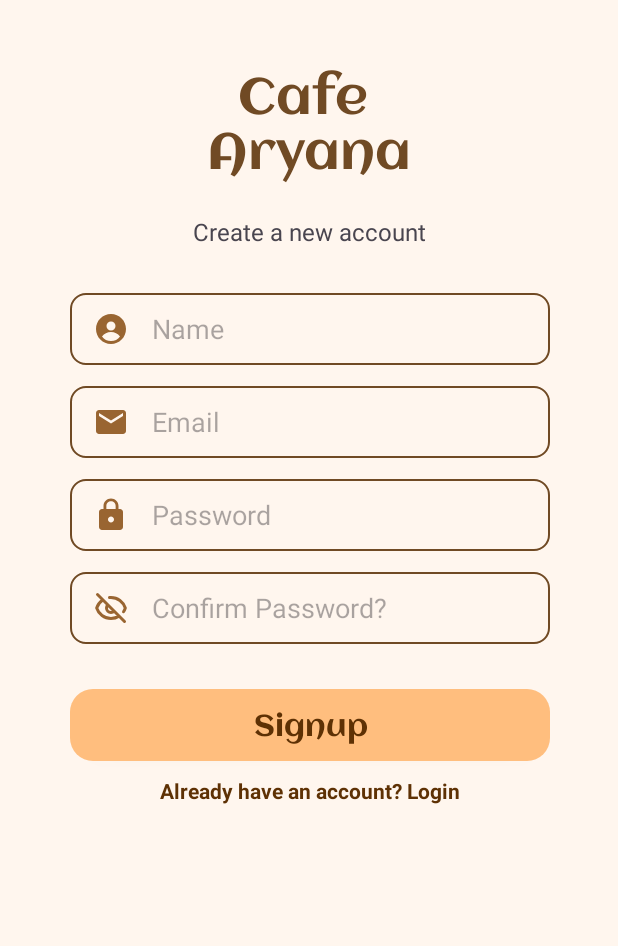
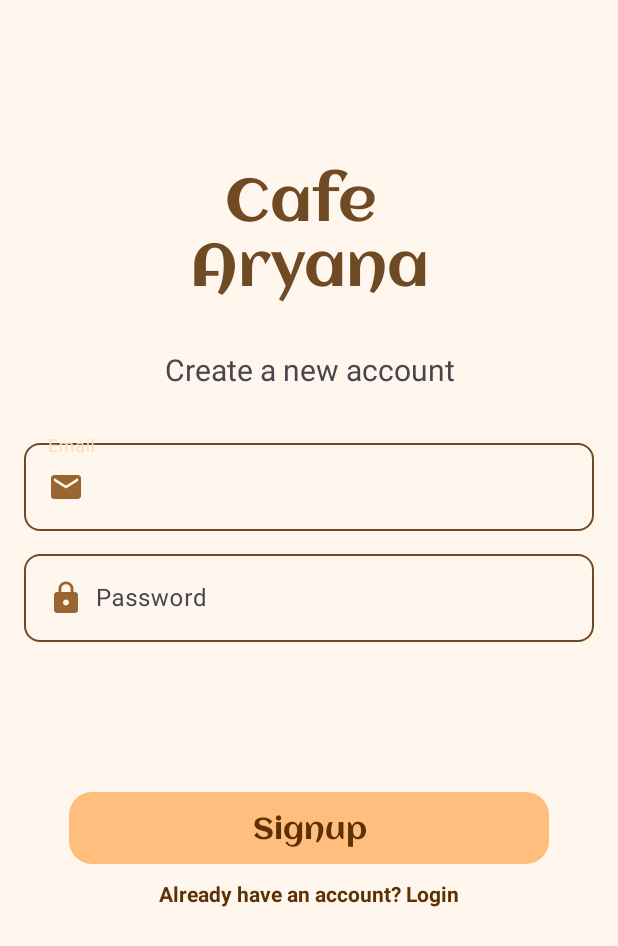
Before and after one commit to Raktinder-Singh/Aryana-Bakery, an Android app: the Signup screen opened directly, with no data from a screen before it, on a phone screen of 412 x 824 dp. Shown: the top 946 px of the screen. Run offline under Robolectric (Android 15) with nearby library versions, the phone set to English and light mode, and no system bars.

```diff
--- a/app/src/main/AndroidManifest.xml
+++ b/app/src/main/AndroidManifest.xml
@@ -1,6 +1,8 @@
 <?xml version="1.0" encoding="utf-8"?>
 <manifest xmlns:android="http://schemas.android.com/apk/res/android"
     xmlns:tools="http://schemas.android.com/tools">
+
+    <uses-permission android:name="android.permission.INTERNET"/>
 
     <application
         android:allowBackup="true"
--- a/app/src/main/res/layout-mdpi/activity_signup.xml
+++ b/app/src/main/res/layout-mdpi/activity_signup.xml
@@ -11,12 +11,12 @@
         android:id="@+id/textView8"
         android:layout_width="wrap_content"
         android:layout_height="wrap_content"
-        android:layout_marginTop="40dp"
+        android:layout_marginTop="105dp"
         android:fontFamily="@font/ac_lo_nica_regular"
-        android:text="@string/cafe_n_aryana"
+        android:text="Cafe \nAryana"
         android:textAlignment="center"
         android:textColor="@color/text"
-        android:textSize="34sp"
+        android:textSize="40sp"
         app:layout_constraintEnd_toEndOf="parent"
         app:layout_constraintStart_toStartOf="parent"
         app:layout_constraintTop_toTopOf="parent" />
@@ -25,98 +25,88 @@
         android:id="@+id/textView9"
         android:layout_width="wrap_content"
         android:layout_height="wrap_content"
-        android:layout_marginTop="20dp"
-        android:text="@string/heading_sign"
-        android:textSize="16sp"
+        android:layout_marginTop="30dp"
+        android:text="Create a new account"
+        android:textSize="20sp"
         app:layout_constraintEnd_toEndOf="@+id/textView8"
         app:layout_constraintStart_toStartOf="@+id/textView8"
         app:layout_constraintTop_toBottomOf="@+id/textView8" />
 
-    <EditText
-        android:id="@+id/editTextText"
-        android:layout_width="320dp"
-        android:layout_height="48dp"
-        android:layout_marginTop="30dp"
-        android:background="@drawable/customedittext"
-        android:drawableLeft="@drawable/user"
-        android:drawablePadding="15dp"
-        android:ems="10"
-        android:hint="@string/name"
-        android:inputType="text"
-        android:paddingLeft="15dp"
-        app:layout_constraintEnd_toEndOf="@+id/textView9"
-        app:layout_constraintStart_toStartOf="@+id/textView9"
-        app:layout_constraintTop_toBottomOf="@+id/textView9" />
+    <LinearLayout
+        android:id="@+id/linearLayout"
+        android:layout_width="match_parent"
+        android:layout_height="wrap_content"
+        android:layout_marginTop="20dp"
+        android:orientation="vertical"
+        app:layout_constraintEnd_toEndOf="parent"
+        app:layout_constraintHorizontal_bias="0.0"
+        app:layout_constraintStart_toStartOf="parent"
+        app:layout_constraintTop_toBottomOf="@+id/textView9">
 
-    <EditText
-        android:id="@+id/editTextTextEmailAddress2"
-        android:layout_width="320dp"
-        android:layout_height="48dp"
-        android:layout_marginTop="14dp"
-        android:background="@drawable/customedittext"
-        android:drawableLeft="@drawable/baseline_email_24"
-        android:drawablePadding="15dp"
-        android:ems="10"
-        android:hint="@string/email"
-        android:inputType="textEmailAddress"
-        android:paddingLeft="15dp"
-        app:layout_constraintEnd_toEndOf="@+id/editTextText"
-        app:layout_constraintStart_toStartOf="@+id/editTextText"
-        app:layout_constraintTop_toBottomOf="@+id/editTextText" />
+        <com.google.android.material.textfield.TextInputLayout
+            android:layout_width="match_parent"
+            android:layout_height="wrap_content"
+            android:layout_marginHorizontal="16dp"
+            android:layout_marginTop="10dp"
+            android:hint="@string/email">
 
-    <EditText
-        android:id="@+id/editTextTextPassword2"
-        android:layout_width="320dp"
-        android:layout_height="48dp"
-        android:layout_marginTop="14dp"
-        android:background="@drawable/customedittext"
-        android:drawableLeft="@drawable/baseline_lock_24"
-        android:drawablePadding="15dp"
-        android:ems="10"
-        android:hint="@string/password"
-        android:inputType="textPassword"
-        android:paddingLeft="15dp"
-        app:layout_constraintEnd_toEndOf="@+id/editTextTextEmailAddress2"
-        app:layout_constraintStart_toStartOf="@+id/editTextTextEmailAddress2"
-        app:layout_constraintTop_toBottomOf="@+id/editTextTextEmailAddress2" />
+            <com.google.android.material.textfield.TextInputEditText
+                android:id="@+id/userEmail"
+                android:layout_width="match_parent"
+                android:layout_height="wrap_content"
+                android:background="@drawable/customedittext"
+                android:drawableLeft="@drawable/baseline_email_24"
+                android:drawablePadding="8dp"
+                android:inputType="text"
+                android:maxLength="40"
+                android:singleLine="true" />
 
-    <EditText
-        android:id="@+id/editTextTextPassword3"
-        android:layout_width="320dp"
-        android:layout_height="48dp"
-        android:layout_marginTop="14dp"
-        android:background="@drawable/customedittext"
-        android:drawableLeft="@drawable/confirm"
-        android:drawablePadding="15dp"
-        android:ems="10"
-        android:hint="@string/confirm"
-        android:inputType="textPassword"
-        android:paddingLeft="15dp"
-        app:layout_constraintEnd_toEndOf="@+id/editTextTextPassword2"
-        app:layout_constraintStart_toStartOf="@+id/editTextTextPassword2"
-        app:layout_constraintTop_toBottomOf="@+id/editTextTextPassword2" />
+        </com.google.android.material.textfield.TextInputLayout>
+
+        <com.google.android.material.textfield.TextInputLayout
+            android:layout_width="match_parent"
+            android:layout_height="wrap_content"
+            android:layout_marginHorizontal="16dp"
+            android:layout_marginTop="10dp"
+            android:hint="@string/password"
+            app:boxStrokeColor="@color/white">
+
+            <com.google.android.material.textfield.TextInputEditText
+                android:id="@+id/Password"
+                android:layout_width="match_parent"
+                android:layout_height="wrap_content"
+                android:background="@drawable/customedittext"
+                android:drawableLeft="@drawable/baseline_lock_24"
+                android:drawablePadding="8dp"
+                android:inputType="textPassword"
+                android:maxLength="40"
+                android:singleLine="true" />
+
+        </com.google.android.material.textfield.TextInputLayout>
+
+    </LinearLayout>
 
     <androidx.appcompat.widget.AppCompatButton
         android:id="@+id/signup"
         android:layout_width="320dp"
         android:layout_height="wrap_content"
-        android:layout_marginTop="30dp"
+        android:layout_marginTop="100dp"
         android:background="@drawable/custombutton"
         android:fontFamily="@font/ac_lo_nica_regular"
-        android:text="@string/signup"
+        android:text="Signup"
         android:textAllCaps="false"
         android:textColor="@color/buttontext"
         android:textSize="20sp"
-        app:layout_constraintEnd_toEndOf="@+id/editTextTextPassword3"
-        app:layout_constraintStart_toStartOf="@+id/editTextTextPassword3"
-        app:layout_constraintTop_toBottomOf="@+id/editTextTextPassword3" />
+        app:layout_constraintEnd_toEndOf="parent"
+        app:layout_constraintStart_toStartOf="parent"
+        app:layout_constraintTop_toBottomOf="@+id/linearLayout" />
 
     <TextView
         android:id="@+id/haveaccount"
         android:layout_width="wrap_content"
         android:layout_height="wrap_content"
         android:layout_marginTop="10dp"
-        android:text="@string/have_account"
+        android:text="Already have an account? Login"
         android:textColor="@color/buttontext"
         android:textStyle="bold"
         app:layout_constraintEnd_toEndOf="@+id/signup"
--- a/app/src/main/res/layout/activity_signup.xml
+++ b/app/src/main/res/layout/activity_signup.xml
@@ -32,84 +32,74 @@
         app:layout_constraintStart_toStartOf="@+id/textView8"
         app:layout_constraintTop_toBottomOf="@+id/textView8" />
 
-    <EditText
-        android:id="@+id/userName"
-        android:layout_width="350dp"
-        android:layout_height="50dp"
-        android:layout_marginTop="50dp"
-        android:background="@drawable/customedittext"
-        android:drawableLeft="@drawable/user"
-        android:drawablePadding="15dp"
-        android:ems="10"
-        android:hint="Name"
-        android:inputType="text"
-        android:paddingLeft="15dp"
-        app:layout_constraintEnd_toEndOf="@+id/textView9"
-        app:layout_constraintStart_toStartOf="@+id/textView9"
-        app:layout_constraintTop_toBottomOf="@+id/textView9" />
+    <LinearLayout
+        android:id="@+id/linearLayout"
+        android:layout_width="match_parent"
+        android:layout_height="wrap_content"
+        android:layout_marginTop="20dp"
+        android:orientation="vertical"
+        app:layout_constraintEnd_toEndOf="parent"
+        app:layout_constraintHorizontal_bias="0.0"
+        app:layout_constraintStart_toStartOf="parent"
+        app:layout_constraintTop_toBottomOf="@+id/textView9">
 
-    <EditText
+        <com.google.android.material.textfield.TextInputLayout
+            android:layout_width="match_parent"
+            android:layout_height="wrap_content"
+            android:layout_marginHorizontal="16dp"
+            android:layout_marginTop="10dp"
+            android:hint="@string/email">
+
+            <com.google.android.material.textfield.TextInputEditText
                 android:id="@+id/userEmail"
-        android:layout_width="350dp"
-        android:layout_height="50dp"
-        android:layout_marginTop="14dp"
+                android:layout_width="match_parent"
+                android:layout_height="wrap_content"
                 android:background="@drawable/customedittext"
                 android:drawableLeft="@drawable/baseline_email_24"
-        android:drawablePadding="15dp"
-        android:ems="10"
-        android:hint="Email"
-        android:inputType="textEmailAddress"
-        android:paddingLeft="15dp"
-        app:layout_constraintEnd_toEndOf="@+id/userName"
-        app:layout_constraintStart_toStartOf="@+id/userName"
-        app:layout_constraintTop_toBottomOf="@+id/userName" />
+                android:drawablePadding="8dp"
+                android:inputType="text"
+                android:maxLength="40"
+                android:singleLine="true" />
 
-    <EditText
+        </com.google.android.material.textfield.TextInputLayout>
+
+        <com.google.android.material.textfield.TextInputLayout
+            android:layout_width="match_parent"
+            android:layout_height="wrap_content"
+            android:layout_marginHorizontal="16dp"
+            android:layout_marginTop="10dp"
+            android:hint="@string/password"
+            app:boxStrokeColor="@color/white">
+
+            <com.google.android.material.textfield.TextInputEditText
                 android:id="@+id/Password"
-        android:layout_width="350dp"
-        android:layout_height="50dp"
-        android:layout_marginTop="14dp"
+                android:layout_width="match_parent"
+                android:layout_height="wrap_content"
                 android:background="@drawable/customedittext"
                 android:drawableLeft="@drawable/baseline_lock_24"
-        android:drawablePadding="15dp"
-        android:ems="10"
-        android:hint="Password"
+                android:drawablePadding="8dp"
                 android:inputType="textPassword"
-        android:paddingLeft="15dp"
-        app:layout_constraintEnd_toEndOf="@+id/userEmail"
-        app:layout_constraintStart_toStartOf="@+id/userEmail"
-        app:layout_constraintTop_toBottomOf="@+id/userEmail" />
+                android:maxLength="40"
+                android:singleLine="true" />
 
-    <EditText
-        android:id="@+id/confirmPassword"
-        android:layout_width="350dp"
-        android:layout_height="50dp"
-        android:layout_marginTop="14dp"
-        android:background="@drawable/customedittext"
-        android:drawableLeft="@drawable/confirm"
-        android:drawablePadding="15dp"
-        android:ems="10"
-        android:hint="Confirm Password"
-        android:inputType="textPassword"
-        android:paddingLeft="15dp"
-        app:layout_constraintEnd_toEndOf="@+id/Password"
-        app:layout_constraintStart_toStartOf="@+id/Password"
-        app:layout_constraintTop_toBottomOf="@+id/Password" />
+        </com.google.android.material.textfield.TextInputLayout>
+
+    </LinearLayout>
 
     <androidx.appcompat.widget.AppCompatButton
         android:id="@+id/signup"
         android:layout_width="320dp"
         android:layout_height="wrap_content"
-        android:layout_marginTop="80dp"
+        android:layout_marginTop="100dp"
         android:background="@drawable/custombutton"
         android:fontFamily="@font/ac_lo_nica_regular"
         android:text="Signup"
         android:textAllCaps="false"
         android:textColor="@color/buttontext"
         android:textSize="20sp"
-        app:layout_constraintEnd_toEndOf="@+id/confirmPassword"
-        app:layout_constraintStart_toStartOf="@+id/confirmPassword"
-        app:layout_constraintTop_toBottomOf="@+id/confirmPassword" />
+        app:layout_constraintEnd_toEndOf="parent"
+        app:layout_constraintStart_toStartOf="parent"
+        app:layout_constraintTop_toBottomOf="@+id/linearLayout" />
 
     <TextView
         android:id="@+id/haveaccount"
--- a/build.gradle.kts
+++ b/build.gradle.kts
@@ -1,6 +1,6 @@
 // Top-level build file where you can add configuration options common to all sub-projects/modules.
 plugins {
-    id("com.android.application") version "8.5.2" apply false
-    id("org.jetbrains.kotlin.android") version "1.9.0" apply false
+    id("com.android.application") version "8.7.3" apply false
+    id("org.jetbrains.kotlin.android") version "2.0.21" apply false
     id("com.google.gms.google-services") version "4.4.2" apply false
 }
```
Also changed, not shown: app/build.gradle.kts (+9 -8 lines), app/src/main/java/com/example/aryana/Login.kt (+30 -36 lines), app/src/main/java/com/example/aryana/MainActivity.kt (+6 -2 lines), app/src/main/java/com/example/aryana/Signup.kt (+25 -39 lines), app/src/main/java/com/example/aryana/profile.kt (+29 -5 lines), app/src/main/res/layout-mdpi/activity_login.xml (+66 -48 lines), app/src/main/res/layout/activity_login.xml (+49 -29 lines), app/src/main/res/layout/activity_profile.xml (+5 -5 lines), gradle/wrapper/gradle-wrapper.properties, 1 other file. Lines whose indentation alone changed are shown as unchanged.
